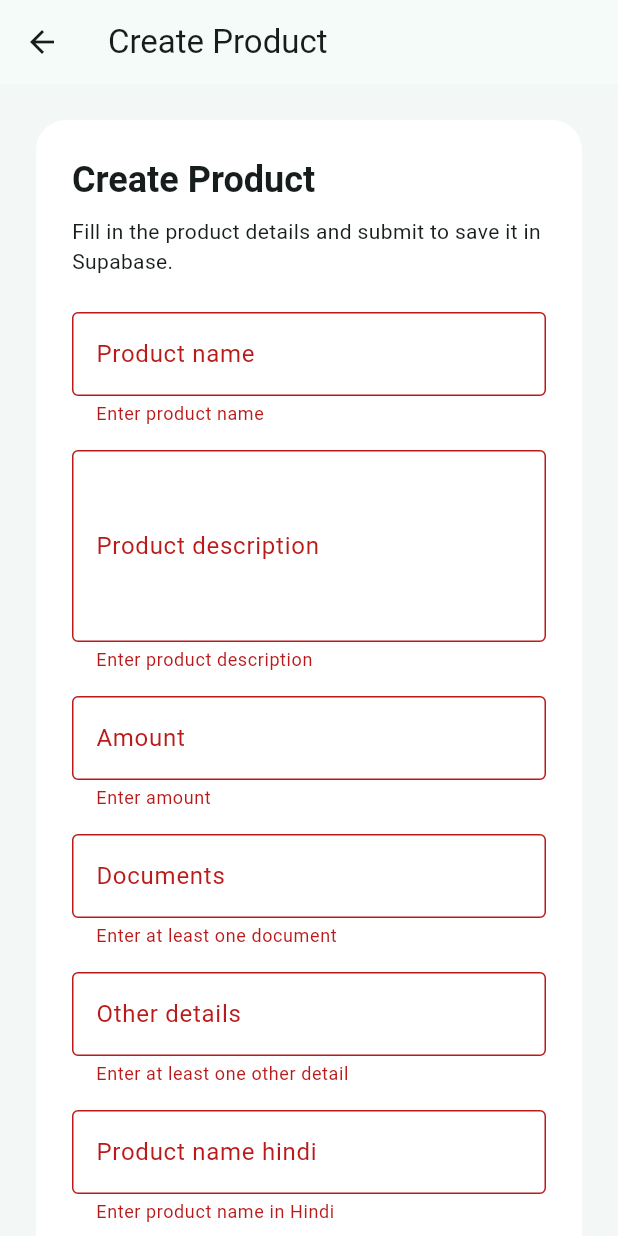
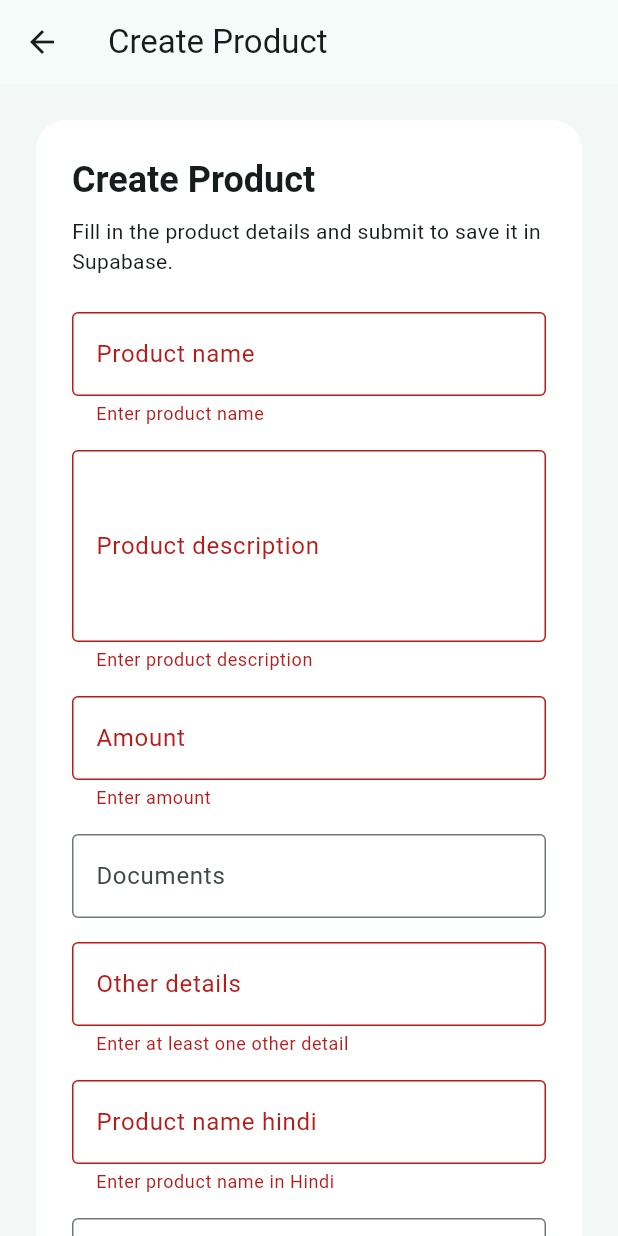
Before and after one commit to amankkgupta/doorsyadmin, a Flutter app: the CreateProductScreen screen opened by its route, after a tap on "Submit", on a phone screen of 412 x 824 dp. Run offline on Flutter 3.47's test engine with Material 3 defaults, Android fonts, the phone set to English and light mode, and no system bars; our stand-ins replace file_picker, supabase_flutter; missing offline and left inert: dart:html; accounts and stored records are empty.

Commit message:
fixed the create product

```diff
--- a/lib/product/views/create_product_screen.dart
+++ b/lib/product/views/create_product_screen.dart
@@ -201,14 +201,8 @@ class _CreateProductScreenState extends State<CreateProductScreen> {
                       controller: _documentsController,
                       decoration: const InputDecoration(
                         labelText: 'Documents',
-                        hintText: 'doc1, doc2, doc3',
+                        hintText: 'doc1, doc2, doc3 (optional)',
                       ),
-                      validator: (value) {
-                        if (value == null || value.trim().isEmpty) {
-                          return 'Enter at least one document';
-                        }
-                        return null;
-                      },
                     ),
                     const SizedBox(height: 16),
                     TextFormField(
```
Also changed, not shown: lib/home/views/home_screen.dart (+5 -5 lines).
